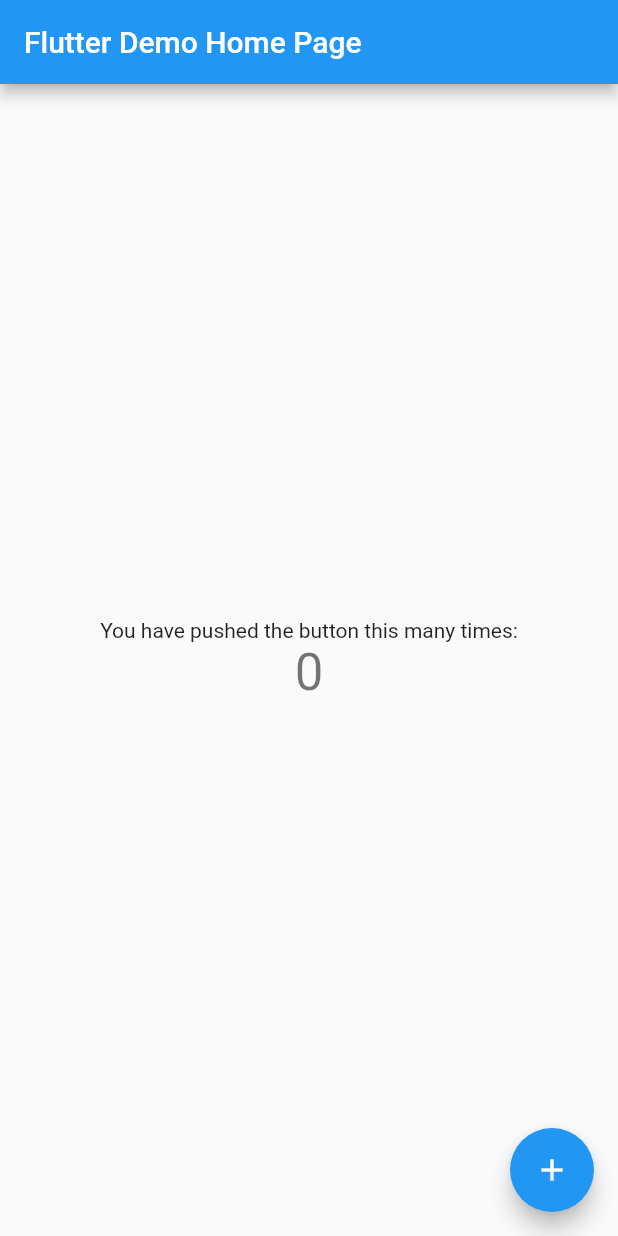
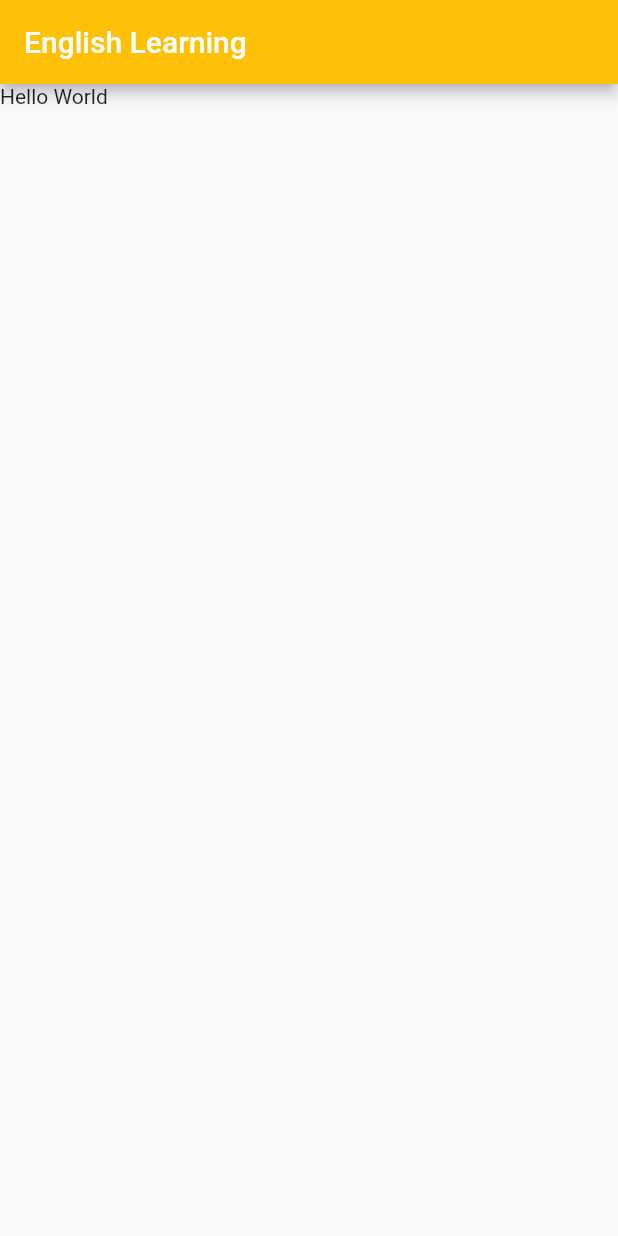
Before and after one commit to Sayama0310/LanguageAcquisitionSupportApp, a Flutter app: the screen it shows after launch, on a phone screen of 412 x 824 dp. Run offline on Flutter 3.47's test engine with Material 2 defaults, Android fonts, the phone set to English and light mode, and no system bars.

Commit message:
[feat] home_pageを作成
ThemeはAmberでいこうと思う。
今後、中国語などにも対応できるように工夫しながら作りたい。

```diff
--- a/lib/main.dart
+++ b/lib/main.dart
@@ -1,115 +1,6 @@
 import 'package:flutter/material.dart';
+import 'package:speaking_exercise/pages/home_page.dart';
 
 void main() {
-  runApp(const MyApp());
+  runApp(const HomePage());
 }
-
-class MyApp extends StatelessWidget {
-  const MyApp({super.key});
-
-  // This widget is the root of your application.
-  @override
-  Widget build(BuildContext context) {
-    return MaterialApp(
-      title: 'Flutter Demo',
-      theme: ThemeData(
-        // This is the theme of your application.
-        //
-        // Try running your application with "flutter run". You'll see the
-        // application has a blue toolbar. Then, without quitting the app, try
-        // changing the primarySwatch below to Colors.green and then invoke
-        // "hot reload" (press "r" in the console where you ran "flutter run",
-        // or simply save your changes to "hot reload" in a Flutter IDE).
-        // Notice that the counter didn't reset back to zero; the application
-        // is not restarted.
-        primarySwatch: Colors.blue,
-      ),
-      home: const MyHomePage(title: 'Flutter Demo Home Page'),
-    );
-  }
-}
-
-class MyHomePage extends StatefulWidget {
-  const MyHomePage({super.key, required this.title});
-
-  // This widget is the home page of your application. It is stateful, meaning
-  // that it has a State object (defined below) that contains fields that affect
-  // how it looks.
-
-  // This class is the configuration for the state. It holds the values (in this
-  // case the title) provided by the parent (in this case the App widget) and
-  // used by the build method of the State. Fields in a Widget subclass are
-  // always marked "final".
-
-  final String title;
-
-  @override
-  State<MyHomePage> createState() => _MyHomePageState();
-}
-
-class _MyHomePageState extends State<MyHomePage> {
-  int _counter = 0;
-
-  void _incrementCounter() {
-    setState(() {
-      // This call to setState tells the Flutter framework that something has
-      // changed in this State, which causes it to rerun the build method below
-      // so that the display can reflect the updated values. If we changed
-      // _counter without calling setState(), then the build method would not be
-      // called again, and so nothing would appear to happen.
-      _counter++;
-    });
-  }
-
-  @override
-  Widget build(BuildContext context) {
-    // This method is rerun every time setState is called, for instance as done
-    // by the _incrementCounter method above.
-    //
-    // The Flutter framework has been optimized to make rerunning build methods
-    // fast, so that you can just rebuild anything that needs updating rather
-    // than having to individually change instances of widgets.
-    return Scaffold(
-      appBar: AppBar(
-        // Here we take the value from the MyHomePage object that was created by
-        // the App.build method, and use it to set our appbar title.
-        title: Text(widget.title),
-      ),
-      body: Center(
-        // Center is a layout widget. It takes a single child and positions it
-        // in the middle of the parent.
-        child: Column(
-          // Column is also a layout widget. It takes a list of children and
-          // arranges them vertically. By default, it sizes itself to fit its
-          // children horizontally, and tries to be as tall as its parent.
-          //
-          // Invoke "debug painting" (press "p" in the console, choose the
-          // "Toggle Debug Paint" action from the Flutter Inspector in Android
-          // Studio, or the "Toggle Debug Paint" command in Visual Studio Code)
-          // to see the wireframe for each widget.
-          //
-          // Column has various properties to control how it sizes itself and
-          // how it positions its children. Here we use mainAxisAlignment to
-          // center the children vertically; the main axis here is the vertical
-          // axis because Columns are vertical (the cross axis would be
-          // horizontal).
-          mainAxisAlignment: MainAxisAlignment.center,
-          children: <Widget>[
-            const Text(
-              'You have pushed the button this many times:',
-            ),
-            Text(
-              '$_counter',
-              style: Theme.of(context).textTheme.headline4,
-            ),
-          ],
-        ),
-      ),
-      floatingActionButton: FloatingActionButton(
-        onPressed: _incrementCounter,
-        tooltip: 'Increment',
-        child: const Icon(Icons.add),
-      ), // This trailing comma makes auto-formatting nicer for build methods.
-    );
-  }
-}
--- /dev/null
+++ b/lib/pages/home_page.dart
@@ -0,0 +1,24 @@
+import 'package:flutter/material.dart';
+
+class HomePage extends StatelessWidget {
+  const HomePage({super.key});
+
+  @override
+  Widget build(BuildContext context) {
+    return MaterialApp(
+      title: "English Learning",
+      theme: ThemeData(
+        primarySwatch: Colors.amber,
+      ),
+      home: Scaffold(
+        appBar: AppBar(
+          title: const Text(
+            "English Learning",
+            style: TextStyle(color: Colors.white),
+          ),
+        ),
+        body: const Text("Hello World"),
+      ),
+    );
+  }
+}
```
Also changed, not shown: 1 other file.
